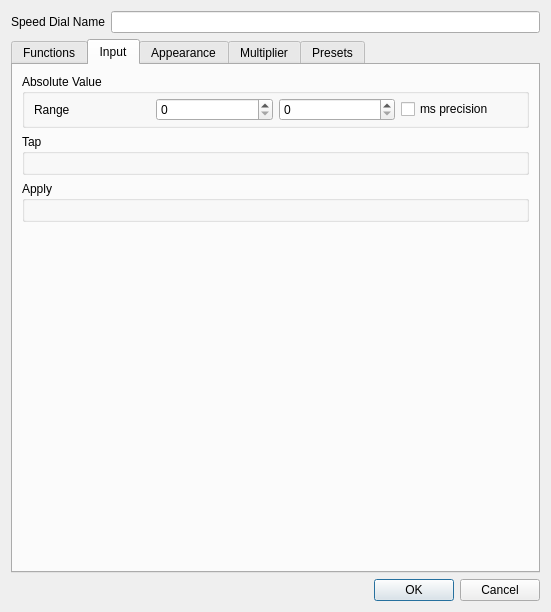
Above: ui/src/virtualconsole/vcspeeddialproperties.ui from mcallegari/qlcplus before the change. Below: the same form after it.
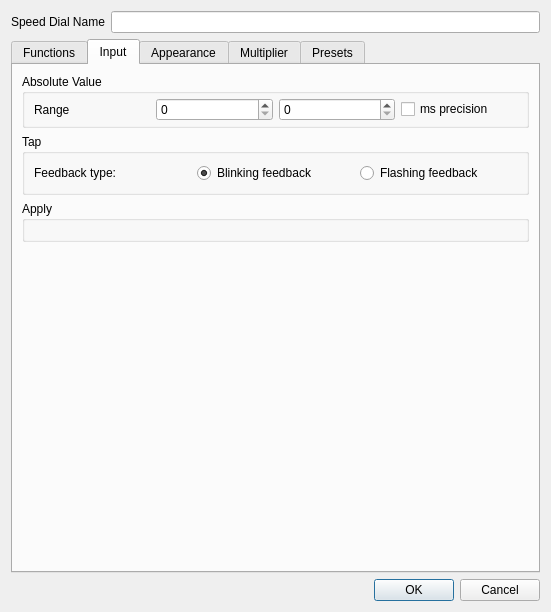
That is the form after the change. The open tabs and pages were chosen to show the change. Icons and pictures are not drawn. Custom widgets are drawn as their Qt base class.

Commit message: Added option to change tap button feedback behavior in speed dial properties

```diff
--- a/ui/src/virtualconsole/vcspeeddialproperties.ui
+++ b/ui/src/virtualconsole/vcspeeddialproperties.ui
@@ -221,9 +221,43 @@
          <property name="title">
           <string>Tap</string>
          </property>
-         <layout class="QHBoxLayout" name="m_tapInputLayout"/>
+         <layout class="QHBoxLayout" name="m_tapLayout">
+          <item>
+           <widget class="QLabel" name="m_tapFeedbackTypeLabel">
+            <property name="text">
+             <string>Feedback type:</string>
+            </property>
+            <property name="wordWrap">
+             <bool>false</bool>
+            </property>
+           </widget>
+          </item>
+          <item>
+           <widget class="QRadioButton" name="m_tapBlinkFeedback">
+            <property name="text">
+             <string>Blinking feedback</string>
+            </property>
+            <property name="checked">
+             <bool>true</bool>
+            </property>
+           </widget>
+          </item>
+          <item>
+           <widget class="QRadioButton" name="m_tapFlashFeedback">
+            <property name="text">
+             <string>Flashing feedback</string>
+            </property>
+            <property name="checked">
+             <bool>false</bool>
+            </property>
+           </widget>
+          </item>
+         </layout>
         </widget>
        </item>
+       <item>
+        <layout class="QHBoxLayout" name="m_tapInputLayout"/>
+       </item>
        <item>
         <widget class="QGroupBox" name="groupBox_4">
          <property name="title">
```
Left out of the diff: 22 changed lines with no effect on the pictures. The commit also changes 5 other files.
